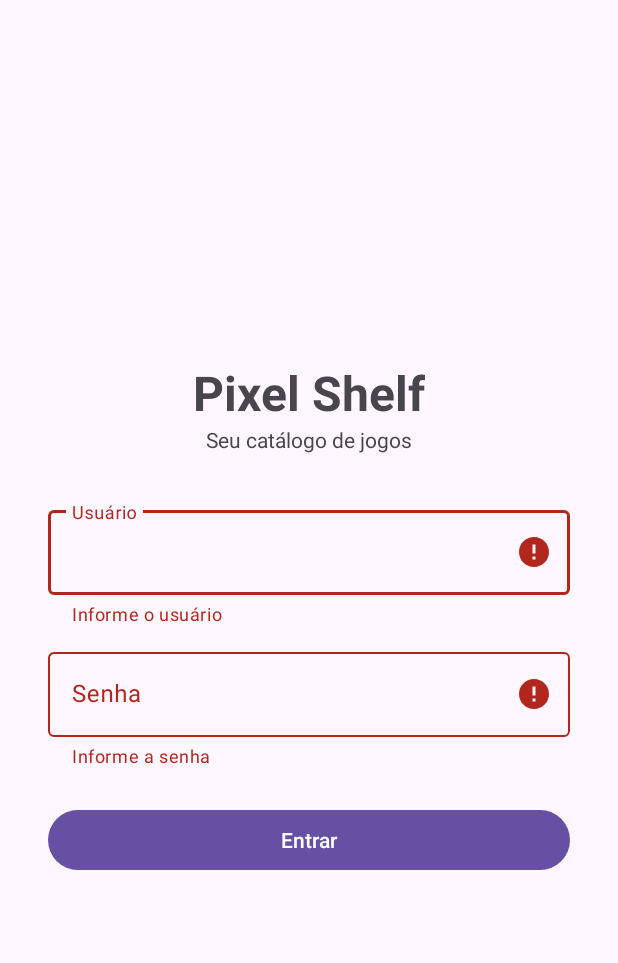
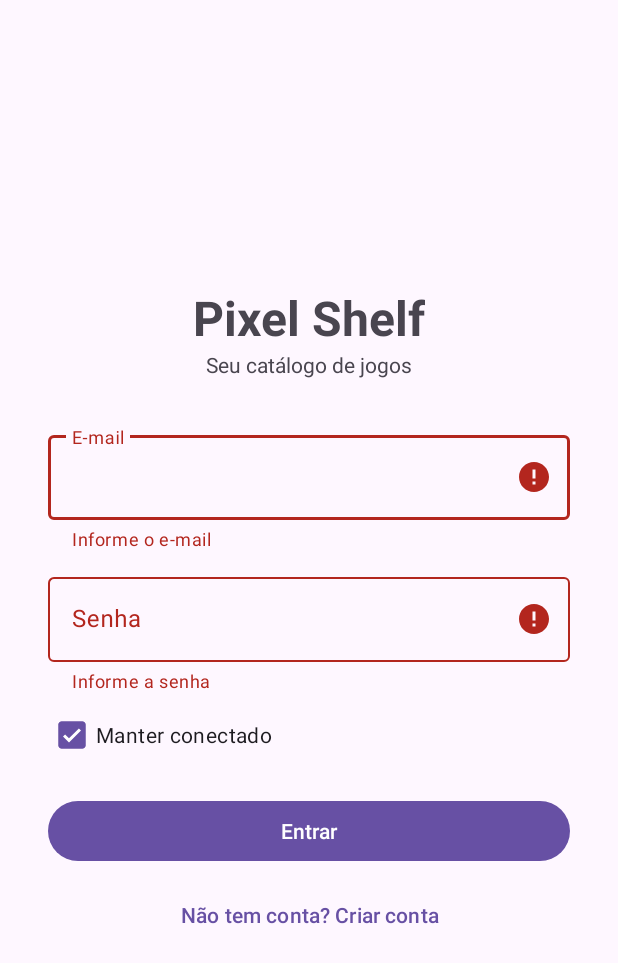
Before and after one commit to RenanMentz/pixel_shelf, an Android app: the screen it shows after launch (LoginActivity), after a tap on "Entrar", on a phone screen of 412 x 824 dp. Shown: the top 963 px of the screen. Run offline under Robolectric (Android 15) with nearby library versions, the phone set to English and light mode, and no system bars; our stand-ins replace Room's generated code.

Commit message:
Cadastro e login de usuarios com senha em hash (Room)

```diff
--- a/app/src/main/java/com/pixelshelf/data/AppDatabase.kt
+++ b/app/src/main/java/com/pixelshelf/data/AppDatabase.kt
@@ -7,10 +7,11 @@ import androidx.room.RoomDatabase
 import androidx.room.migration.Migration
 import androidx.sqlite.db.SupportSQLiteDatabase
 
-@Database(entities = [Game::class, Conquista::class], version = 2, exportSchema = false)
+@Database(entities = [Game::class, Conquista::class, Usuario::class], version = 3, exportSchema = false)
 abstract class AppDatabase : RoomDatabase() {
     abstract fun gameDao(): GameDao
     abstract fun conquistaDao(): ConquistaDao
+    abstract fun usuarioDao(): UsuarioDao
 
     companion object {
         @Volatile private var instance: AppDatabase? = null
@@ -19,7 +20,7 @@ abstract class AppDatabase : RoomDatabase() {
             instance ?: synchronized(this) {
                 instance ?: Room.databaseBuilder(
                     context.applicationContext, AppDatabase::class.java, "pixel_shelf.db"
-                ).addMigrations(MIGRATION_1_2).build().also { instance = it }
+                ).addMigrations(MIGRATION_1_2, MIGRATION_2_3).build().also { instance = it }
             }
 
         /**
@@ -72,5 +73,23 @@ abstract class AppDatabase : RoomDatabase() {
                 db.execSQL("CREATE INDEX index_conquistas_jogoId ON conquistas(jogoId)")
             }
         }
+
+        /** Versão 2 -> 3: tabela de usuários (cadastro e login). Não mexe nos jogos existentes. */
+        val MIGRATION_2_3 = object : Migration(2, 3) {
+            override fun migrate(db: SupportSQLiteDatabase) {
+                db.execSQL(
+                    """
+                    CREATE TABLE usuarios (
+                        id INTEGER PRIMARY KEY AUTOINCREMENT NOT NULL,
+                        nome TEXT NOT NULL,
+                        email TEXT NOT NULL,
+                        senhaHash TEXT NOT NULL,
+                        salt TEXT NOT NULL
+                    )
+                    """
+                )
+                db.execSQL("CREATE UNIQUE INDEX index_usuarios_email ON usuarios(email)")
+            }
+        }
     }
 }
--- /dev/null
+++ b/app/src/main/java/com/pixelshelf/data/SessaoUsuario.kt
@@ -0,0 +1,36 @@
+package com.pixelshelf.data
+
+import android.content.Context
+
+/**
+ * Guarda quem está logado.
+ * - "Manter conectado" marcado: o id fica salvo em SharedPreferences e o login persiste.
+ * - Desmarcado: o id fica só em memória e vale até o app ser fechado pelo sistema.
+ */
+object SessaoUsuario {
+
+    const val NENHUM = -1
+    private const val PREFS = "pixel_shelf"
+    private const val CHAVE = "usuario_logado_id"
+
+    @Volatile private var idEmMemoria = NENHUM
+
+    fun idLogado(context: Context): Int {
+        if (idEmMemoria != NENHUM) return idEmMemoria
+        val salvo = context.getSharedPreferences(PREFS, Context.MODE_PRIVATE).getInt(CHAVE, NENHUM)
+        idEmMemoria = salvo
+        return salvo
+    }
+
+    fun entrar(context: Context, usuarioId: Int, manterConectado: Boolean) {
+        idEmMemoria = usuarioId
+        val prefs = context.getSharedPreferences(PREFS, Context.MODE_PRIVATE).edit()
+        if (manterConectado) prefs.putInt(CHAVE, usuarioId) else prefs.remove(CHAVE)
+        prefs.apply()
+    }
+
+    fun sair(context: Context) {
+        idEmMemoria = NENHUM
+        context.getSharedPreferences(PREFS, Context.MODE_PRIVATE).edit().remove(CHAVE).apply()
+    }
+}
--- /dev/null
+++ b/app/src/main/java/com/pixelshelf/data/UsuarioDao.kt
@@ -0,0 +1,17 @@
+package com.pixelshelf.data
+
+import androidx.room.Dao
+import androidx.room.Insert
+import androidx.room.Query
+
+@Dao
+interface UsuarioDao {
+    @Query("SELECT * FROM usuarios WHERE email = :email COLLATE NOCASE LIMIT 1")
+    suspend fun buscarPorEmail(email: String): Usuario?
+
+    @Query("SELECT * FROM usuarios WHERE id = :id")
+    suspend fun buscarPorId(id: Int): Usuario?
+
+    @Insert
+    suspend fun inserir(usuario: Usuario): Long
+}
--- a/app/src/main/java/com/pixelshelf/ui/LoginActivity.kt
+++ b/app/src/main/java/com/pixelshelf/ui/LoginActivity.kt
@@ -2,36 +2,73 @@ package com.pixelshelf.ui
 
 import android.content.Intent
 import android.os.Bundle
-import android.widget.Toast
+import android.util.Patterns
 import androidx.appcompat.app.AppCompatActivity
+import androidx.lifecycle.lifecycleScope
+import com.pixelshelf.data.AppDatabase
+import com.pixelshelf.data.AuthRepository
+import com.pixelshelf.data.SessaoUsuario
 import com.pixelshelf.databinding.ActivityLoginBinding
+import kotlinx.coroutines.launch
 
+/** Login com e-mail e senha (contas guardadas no Room). */
 class LoginActivity : AppCompatActivity() {
 
     private lateinit var binding: ActivityLoginBinding
+    private lateinit var auth: AuthRepository
 
     override fun onCreate(savedInstanceState: Bundle?) {
         super.onCreate(savedInstanceState)
         binding = ActivityLoginBinding.inflate(layoutInflater)
         setContentView(binding.root)
+        auth = AuthRepository(this)
 
         binding.btnEntrar.setOnClickListener { tentarLogin() }
+        binding.btnCriarConta.setOnClickListener {
+            startActivity(Intent(this, RegisterActivity::class.java))
+        }
+
+        entrarSeJaLogado()
     }
 
-    // Login simulado (sem backend): usuario "admin" e senha "1234"
+    /** Se "manter conectado" estava ativo, pula direto para a biblioteca. */
+    private fun entrarSeJaLogado() {
+        val id = SessaoUsuario.idLogado(this)
+        if (id == SessaoUsuario.NENHUM) return
+        lifecycleScope.launch {
+            val usuario = AppDatabase.get(this@LoginActivity).usuarioDao().buscarPorId(id)
+            if (usuario != null) irParaMain() else SessaoUsuario.sair(this@LoginActivity)
+        }
+    }
+
     private fun tentarLogin() {
-        val usuario = binding.etUsuario.text.toString().trim()
+        val email = binding.etEmail.text.toString().trim()
         val senha = binding.etSenha.text.toString()
 
-        binding.tilUsuario.error = if (usuario.isEmpty()) "Informe o usuário" else null
+        binding.tilEmail.error = when {
+            email.isEmpty() -> "Informe o e-mail"
+            !Patterns.EMAIL_ADDRESS.matcher(email).matches() -> "E-mail inválido"
+            else -> null
+        }
         binding.tilSenha.error = if (senha.isEmpty()) "Informe a senha" else null
-        if (usuario.isEmpty() || senha.isEmpty()) return
+        if (binding.tilEmail.error != null || binding.tilSenha.error != null) return
 
-        if (usuario == "admin" && senha == "1234") {
-            startActivity(Intent(this, MainActivity::class.java))
-            finish()
-        } else {
-            Toast.makeText(this, "Usuário ou senha inválidos", Toast.LENGTH_SHORT).show()
+        binding.btnEntrar.isEnabled = false
+        lifecycleScope.launch {
+            val usuario = auth.autenticar(email, senha)
+            binding.btnEntrar.isEnabled = true
+            if (usuario == null) {
+                // mensagem genérica: não revela se o e-mail existe
+                binding.tilSenha.error = "E-mail ou senha incorretos"
+                return@launch
+            }
+            SessaoUsuario.entrar(this@LoginActivity, usuario.id, binding.cbManter.isChecked)
+            irParaMain()
         }
     }
+
+    private fun irParaMain() {
+        startActivity(Intent(this, MainActivity::class.java))
+        finish()
+    }
 }
--- a/app/src/main/res/layout/activity_login.xml
+++ b/app/src/main/res/layout/activity_login.xml
@@ -1,7 +1,11 @@
 <?xml version="1.0" encoding="utf-8"?>
-<LinearLayout xmlns:android="http://schemas.android.com/apk/res/android"
+<ScrollView xmlns:android="http://schemas.android.com/apk/res/android"
     xmlns:app="http://schemas.android.com/apk/res-auto"
     android:layout_width="match_parent" android:layout_height="match_parent"
+    android:fillViewport="true">
+
+    <LinearLayout
+        android:layout_width="match_parent" android:layout_height="wrap_content"
         android:gravity="center" android:orientation="vertical" android:padding="32dp">
 
         <TextView
@@ -12,13 +16,13 @@
             android:layout_marginBottom="32dp" android:text="Seu catálogo de jogos" />
 
         <com.google.android.material.textfield.TextInputLayout
-        android:id="@+id/tilUsuario"
+            android:id="@+id/tilEmail"
             android:layout_width="match_parent" android:layout_height="wrap_content"
-        android:hint="Usuário">
+            android:hint="E-mail">
             <com.google.android.material.textfield.TextInputEditText
-            android:id="@+id/etUsuario"
+                android:id="@+id/etEmail"
                 android:layout_width="match_parent" android:layout_height="wrap_content"
-            android:inputType="text" />
+                android:inputType="textEmailAddress" />
         </com.google.android.material.textfield.TextInputLayout>
 
         <com.google.android.material.textfield.TextInputLayout
@@ -32,8 +36,21 @@
                 android:inputType="textPassword" />
         </com.google.android.material.textfield.TextInputLayout>
 
+        <CheckBox
+            android:id="@+id/cbManter"
+            android:layout_width="match_parent" android:layout_height="wrap_content"
+            android:layout_marginTop="4dp" android:checked="true"
+            android:text="Manter conectado" />
+
         <Button
             android:id="@+id/btnEntrar"
             android:layout_width="match_parent" android:layout_height="wrap_content"
-        android:layout_marginTop="24dp" android:text="Entrar" />
+            android:layout_marginTop="16dp" android:text="Entrar" />
+
+        <Button
+            android:id="@+id/btnCriarConta"
+            style="@style/Widget.Material3.Button.TextButton"
+            android:layout_width="match_parent" android:layout_height="wrap_content"
+            android:layout_marginTop="8dp" android:text="Não tem conta? Criar conta" />
     </LinearLayout>
+</ScrollView>
```
Also changed, not shown: app/src/main/java/com/pixelshelf/data/AuthRepository.kt (added, +40 -0 lines), app/src/main/java/com/pixelshelf/data/Senhas.kt (added, +32 -0 lines), app/src/main/java/com/pixelshelf/data/Usuario.kt (added, +15 -0 lines), app/src/main/java/com/pixelshelf/ui/RegisterActivity.kt (added, +67 -0 lines), app/src/main/res/layout/activity_register.xml (added, +71 -0 lines). Lines whose indentation alone changed are shown as unchanged.
